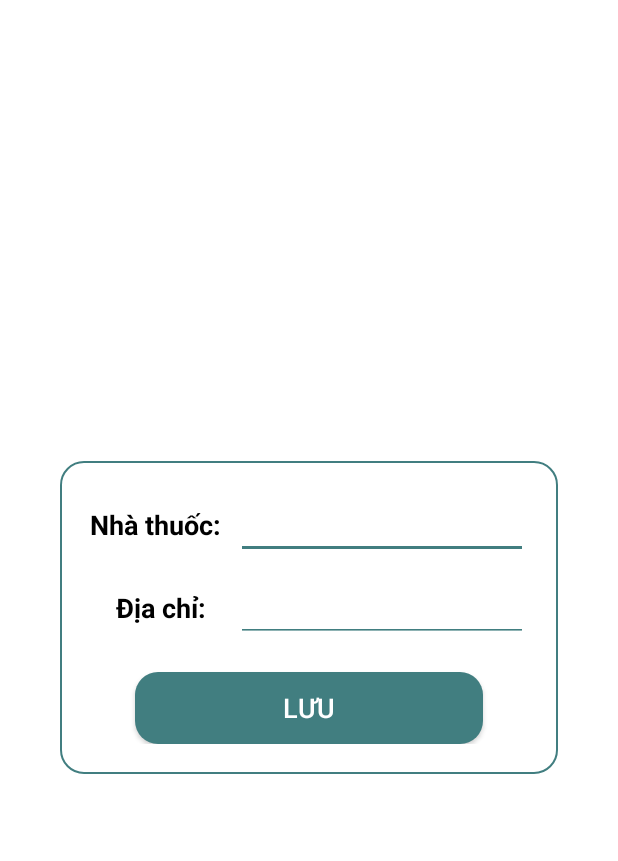
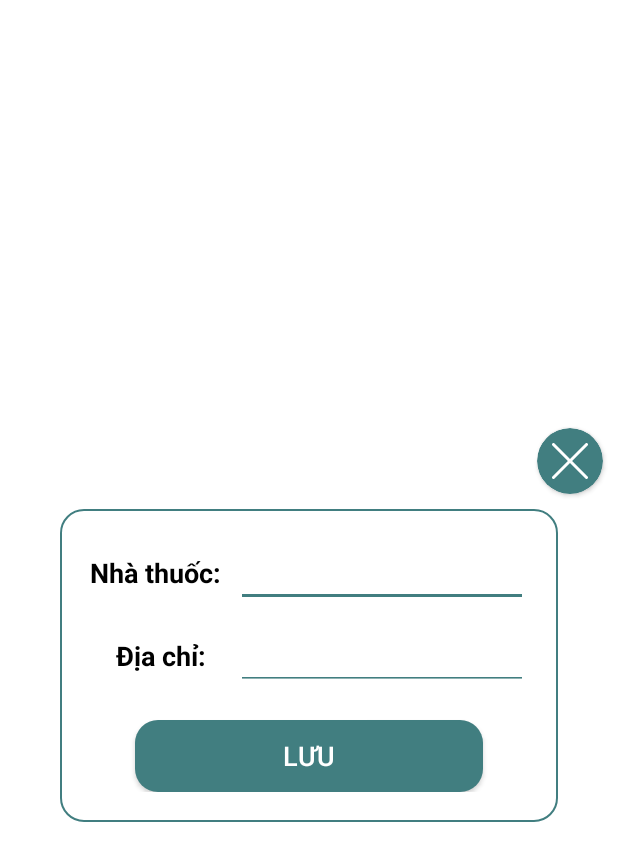
Before and after one commit to tiennhot23/DrugStoreManagement, an Android app: the layout drug_store_dialog.xml on its own in the app's theme, with its tools: preview values and no code run, on a phone screen of 412 x 824 dp. Shown: the top 861 px of the screen. Run offline under Robolectric (Android 15) with nearby library versions, the phone set to English and light mode, and no system bars.

Commit message:
btn cancel

```diff
--- a/app/src/main/java/com/example/drugstoremanagement/ui/drugstore/DrugStoreDialog.java
+++ b/app/src/main/java/com/example/drugstoremanagement/ui/drugstore/DrugStoreDialog.java
@@ -8,6 +8,7 @@ import android.view.View;
 import android.view.ViewGroup;
 import android.widget.Button;
 import android.widget.EditText;
+import android.widget.ImageView;
 import android.widget.TextView;
 import androidx.annotation.NonNull;
 import androidx.core.content.ContextCompat;
@@ -25,6 +26,7 @@ public class DrugStoreDialog extends BaseDialog implements View.OnClickListener
 
     private EditText edtDrugStoreName, edtAddress;
     private Button btnSave;
+    private ImageView btnCancel;
 
     public DrugStoreDialog(@NonNull Context context, DrugStore drugStore) {
         super(context);
@@ -40,10 +42,12 @@ public class DrugStoreDialog extends BaseDialog implements View.OnClickListener
         edtDrugStoreName = findViewById(R.id.edt_drugstore_name);
         edtAddress = findViewById(R.id.edt_address);
         btnSave = findViewById(R.id.btn_save);
+        btnCancel = findViewById(R.id.btn_cancel);
 
         edtDrugStoreName.setText(drugStore.drugStoreName);
         edtAddress.setText(drugStore.address);
         btnSave.setOnClickListener(this);
+        btnCancel.setOnClickListener(this);
     }
 
     @Override
@@ -57,9 +61,11 @@ public class DrugStoreDialog extends BaseDialog implements View.OnClickListener
     }
 
 
+    @SuppressLint("NonConstantResourceId")
     @Override
     public void onClick(View view) {
-        if (view.getId() == R.id.btn_save) {
+        switch (view.getId()){
+            case R.id.btn_save:
                 if (drugStore.drugStoreID == null || drugStore.drugStoreID.equals("")) {
                     if (edtDrugStoreName.getText().toString().trim().equals("")) {
                         onError(R.string.empty_drugstore_name);
@@ -78,6 +84,13 @@ public class DrugStoreDialog extends BaseDialog implements View.OnClickListener
                     }
                     dismiss();
                 }
+                break;
+            case R.id.btn_cancel:
+                drugStore = null;
+                dismiss();
+                break;
+            default:
+                break;
         }
     }
 
--- /dev/null
+++ b/app/src/main/res/drawable/ic_cancel.xml
@@ -0,0 +1,9 @@
+<vector xmlns:android="http://schemas.android.com/apk/res/android"
+    android:width="24dp"
+    android:height="24dp"
+    android:viewportWidth="24"
+    android:viewportHeight="24">
+    <path
+        android:fillColor="@color/light_icon"
+        android:pathData="M23.707 0.293h0a1,1,0,0,0-1.414,0L12,10.586,1.707 0.293a1,1,0,0,0-1.414,0h0a1,1,0,0,0,0,1.414L10.586,12,0.293,22.293a1,1,0,0,0,0,1.414h0a1,1,0,0,0,1.414,0L12,13.414,22.293,23.707a1,1,0,0,0,1.414,0h0a1,1,0,0,0,0-1.414L13.414,12,23.707,1.707A1,1,0,0,0,23.707 0.293Z" />
+</vector>
--- a/app/src/main/res/layout/drug_store_dialog.xml
+++ b/app/src/main/res/layout/drug_store_dialog.xml
@@ -6,11 +6,36 @@
     <LinearLayout
         android:layout_width="match_parent"
         android:layout_height="wrap_content"
+        android:layout_gravity="center"
+        android:orientation="vertical">
+        <RelativeLayout
+            android:layout_width="match_parent"
+            android:layout_height="wrap_content">
+            <androidx.cardview.widget.CardView
+                android:id="@+id/card_add"
+                app:cardBackgroundColor="@color/dark_primary"
+                android:layout_width="wrap_content"
+                android:layout_height="wrap_content"
+                android:layout_alignParentEnd="true"
+                android:layout_margin="10dp"
+                app:cardCornerRadius="25dp">
+                <ImageView
+                    android:id="@+id/btn_cancel"
+                    android:layout_width="wrap_content"
+                    android:layout_height="wrap_content"
+                    android:layout_alignParentEnd="true"
+                    android:layout_centerInParent="true"
+                    android:layout_margin="10dp"
+                    android:src="@drawable/ic_cancel"/>
+            </androidx.cardview.widget.CardView>
+        </RelativeLayout>
+        <LinearLayout
+            android:layout_width="match_parent"
+            android:layout_height="wrap_content"
             android:orientation="vertical"
             android:background="@drawable/dialog_background"
             android:padding="20dp"
-        android:layout_gravity="center"
-        android:layout_margin="40dp">
+            android:layout_marginHorizontal="40dp">
             <RelativeLayout
                 android:layout_width="match_parent"
                 android:layout_height="wrap_content">
@@ -75,3 +100,4 @@
                 android:background="@drawable/button_background" />
         </LinearLayout>
     </LinearLayout>
+</LinearLayout>
```
Lines whose indentation alone changed are shown as unchanged.
